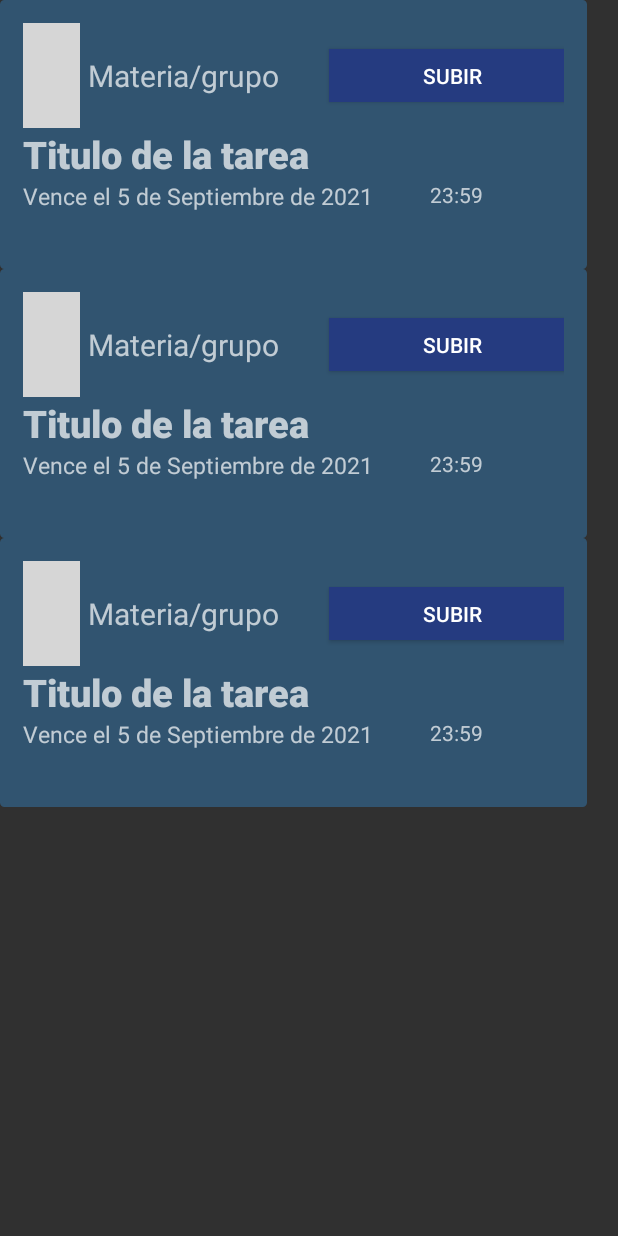
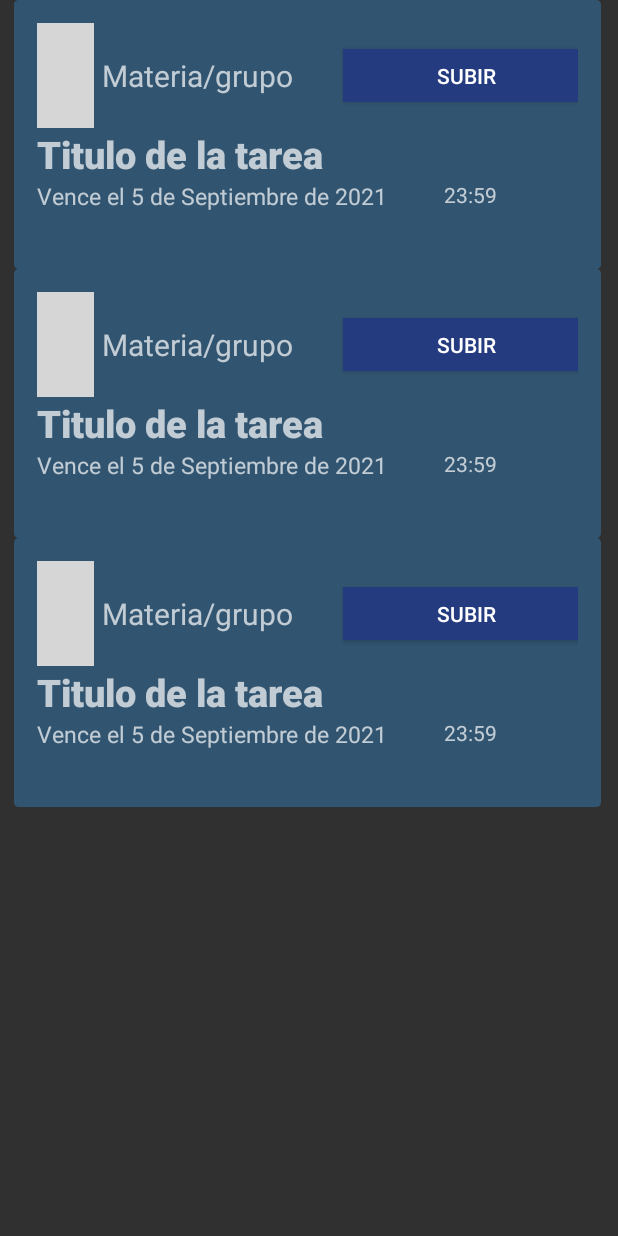
Before and after one commit to Chobbix/POI, an Android app: the layout activity_assigments.xml on its own in the app's theme, with its tools: preview values and no code run, on a phone screen of 412 x 824 dp. Run offline under Robolectric (Android 15) with nearby library versions, the phone set to English and light mode, and no system bars; grey boxes are pictures that could not be loaded.

Commit message:
adapter tareas y fragment corregidos

```diff
--- a/app/src/main/java/com/example/poi/ActivityFragment.kt
+++ b/app/src/main/java/com/example/poi/ActivityFragment.kt
@@ -25,7 +25,7 @@ class ActivityFragment : AppCompatActivity(){
             cambiarfragmentos(fragmentGrupos(),"fragmentochat")
         }
         btn_tarea.setOnClickListener{
-            cambiarfragmentos(fragmentTarea(),"fragmentoTarea")
+            cambiarfragmentos(fragmentTarea(this),"fragmentoTarea")
         }
     }
     private fun  cambiarfragmentos(fragmentoNuevo: Fragment, etiqueta:String){
--- /dev/null
+++ b/app/src/main/java/com/example/poi/modelos/Tarea.kt
@@ -0,0 +1,5 @@
+package com.example.poi.modelos
+
+data class Tarea (
+    var titulo: String = ""
+)
--- a/app/src/main/res/layout/activity_assigments.xml
+++ b/app/src/main/res/layout/activity_assigments.xml
@@ -2,18 +2,17 @@
 <androidx.constraintlayout.widget.ConstraintLayout xmlns:android="http://schemas.android.com/apk/res/android"
     xmlns:app="http://schemas.android.com/apk/res-auto"
     xmlns:tools="http://schemas.android.com/tools"
-    android:layout_width="398dp"
-    android:layout_height="565dp">
+    android:layout_width="match_parent"
+    android:layout_height="match_parent">
 
     <androidx.recyclerview.widget.RecyclerView
-        android:layout_width="wrap_content"
-        android:layout_height="wrap_content"
+        android:id="@+id/rvTareas"
+        android:layout_width="0dp"
+        android:layout_height="0dp"
         app:layoutManager="androidx.recyclerview.widget.LinearLayoutManager"
         app:layout_constraintBottom_toBottomOf="parent"
         app:layout_constraintEnd_toEndOf="parent"
-        app:layout_constraintHorizontal_bias="0.0"
         app:layout_constraintStart_toStartOf="parent"
         app:layout_constraintTop_toTopOf="parent"
-        app:layout_constraintVertical_bias="0.0"
         tools:listitem="@layout/diseno_de_tarea" />
 </androidx.constraintlayout.widget.ConstraintLayout>
--- a/app/src/main/res/layout/diseno_de_tarea.xml
+++ b/app/src/main/res/layout/diseno_de_tarea.xml
@@ -15,7 +15,7 @@
         app:layout_constraintEnd_toEndOf="parent"
         app:layout_constraintHorizontal_bias="0.454"
         app:layout_constraintStart_toStartOf="parent"
-        tools:layout_editor_absoluteY="4dp">
+        app:layout_constraintTop_toTopOf="parent">
 
         <LinearLayout
             android:layout_width="368dp"
@@ -50,7 +50,7 @@
         </LinearLayout>
 
         <TextView
-            android:id="@+id/textView7"
+            android:id="@+id/tvTituloTarea"
             android:layout_width="369dp"
             android:layout_height="wrap_content"
             android:fontFamily="sans-serif-black"
```
Also changed, not shown: app/src/main/AndroidManifest.xml (+6 -1 lines), app/src/main/java/com/example/poi/adaptadores/TareasAdapter.kt (added, +36 -0 lines), app/src/main/java/com/example/poi/fragmentos/fragmentTarea.kt (+17 -1 lines).
